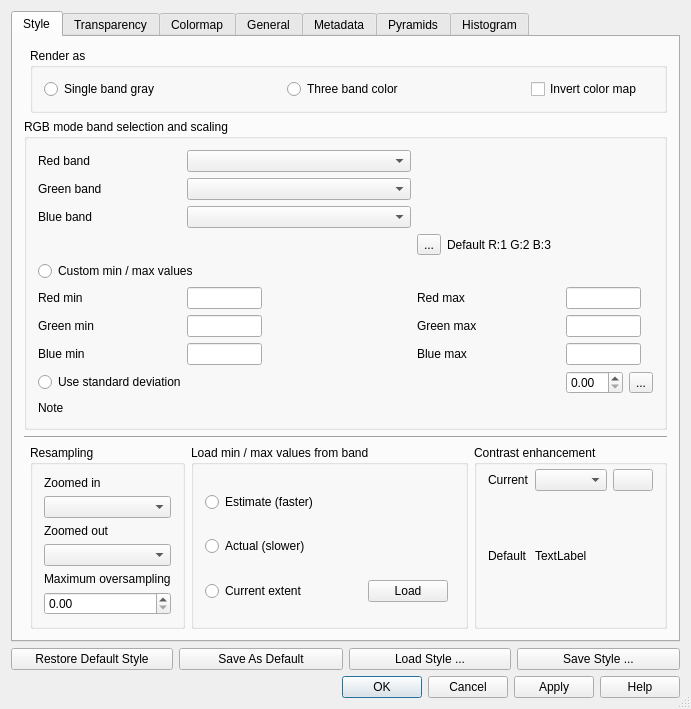
The window that src/ui/qgsrasterlayerpropertiesbase.ui (qgis/QGIS) describes before a commit, drawn with Qt 5.
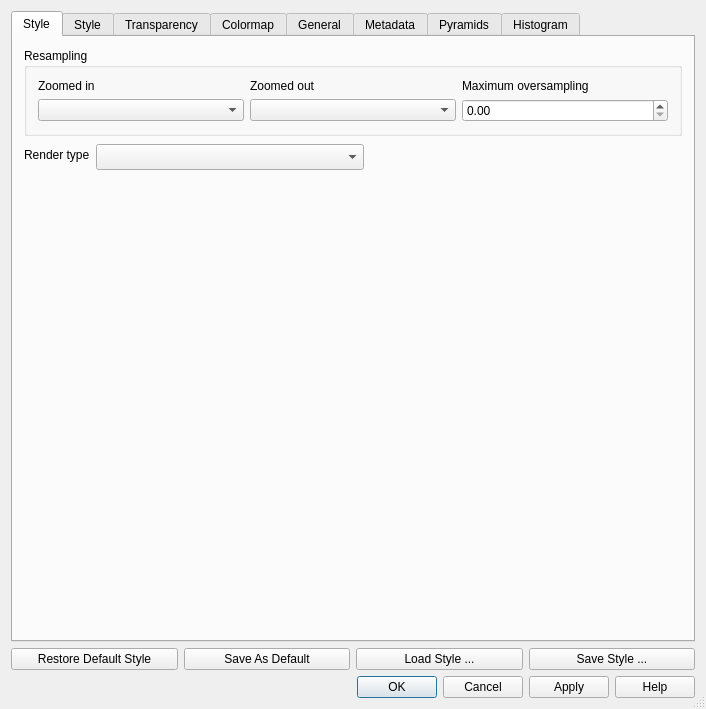
The same window after the commit. Icons and pictures are not drawn. Custom widgets are drawn as their Qt base class.

Diff of the .ui file:
```diff
--- a/src/ui/qgsrasterlayerpropertiesbase.ui
+++ b/src/ui/qgsrasterlayerpropertiesbase.ui
@@ -6,8 +6,8 @@
    <rect>
     <x>0</x>
     <y>0</y>
-    <width>691</width>
-    <height>617</height>
+    <width>706</width>
+    <height>663</height>
    </rect>
   </property>
   <property name="windowTitle">
@@ -36,6 +36,113 @@
        <height>22</height>
       </size>
      </property>
+     <widget class="QWidget" name="tab">
+      <attribute name="title">
+       <string comment="mRendererTab">Style</string>
+      </attribute>
+      <layout class="QGridLayout" name="gridLayout_10">
+       <item row="0" column="0">
+        <widget class="QGroupBox" name="mResamplingGroupBox_2">
+         <property name="title">
+          <string>Resampling</string>
+         </property>
+         <layout class="QGridLayout" name="gridLayout_9">
+          <item row="0" column="0">
+           <widget class="QLabel" name="mZoomedInResamplingLabel">
+            <property name="text">
+             <string>Zoomed in</string>
+            </property>
+           </widget>
+          </item>
+          <item row="0" column="1">
+           <widget class="QLabel" name="mZoomedOutResamplingLabel">
+            <property name="text">
+             <string>Zoomed out</string>
+            </property>
+           </widget>
+          </item>
+          <item row="0" column="2">
+           <widget class="QLabel" name="mMaximumOversamplingLabel">
+            <property name="text">
+             <string>Maximum oversampling</string>
+            </property>
+           </widget>
+          </item>
+          <item row="1" column="0">
+           <widget class="QComboBox" name="mZoomedInResamplingComboBox"/>
+          </item>
+          <item row="1" column="1">
+           <widget class="QComboBox" name="mZoomedOutResamplingComboBox"/>
+          </item>
+          <item row="1" column="2">
+           <widget class="QDoubleSpinBox" name="mMaximumOversamplingSpinBox"/>
+          </item>
+         </layout>
+        </widget>
+       </item>
+       <item row="1" column="0">
+        <layout class="QHBoxLayout" name="horizontalLayout_2">
+         <item>
+          <widget class="QLabel" name="mRenderTypeLabel">
+           <property name="sizePolicy">
+            <sizepolicy hsizetype="Minimum" vsizetype="Preferred">
+             <horstretch>0</horstretch>
+             <verstretch>0</verstretch>
+            </sizepolicy>
+           </property>
+           <property name="maximumSize">
+            <size>
+             <width>32767</width>
+             <height>22</height>
+            </size>
+           </property>
+           <property name="text">
+            <string>Render type</string>
+           </property>
+          </widget>
+         </item>
+         <item>
+          <widget class="QComboBox" name="mRenderTypeComboBox">
+           <property name="sizePolicy">
+            <sizepolicy hsizetype="Expanding" vsizetype="Fixed">
+             <horstretch>0</horstretch>
+             <verstretch>0</verstretch>
+            </sizepolicy>
+           </property>
+           <property name="minimumSize">
+            <size>
+             <width>0</width>
+             <height>26</height>
+            </size>
+           </property>
+           <property name="maximumSize">
+            <size>
+             <width>32767</width>
+             <height>22</height>
+            </size>
+           </property>
+          </widget>
+         </item>
+         <item>
+          <spacer name="horizontalSpacer_2">
+           <property name="orientation">
+            <enum>Qt::Horizontal</enum>
+           </property>
+           <property name="sizeHint" stdset="0">
+            <size>
+             <width>318</width>
+             <height>20</height>
+            </size>
+           </property>
+          </spacer>
+         </item>
+        </layout>
+       </item>
+       <item row="2" column="0">
+        <widget class="QStackedWidget" name="mRendererStackedWidget"/>
+       </item>
+      </layout>
+     </widget>
      <widget class="QWidget" name="tabPageSymbology">
       <attribute name="icon">
        <iconset resource="../../images/images.qrc">
@@ -757,30 +864,30 @@
          </property>
          <layout class="QGridLayout" name="gridLayout_7">
           <item row="1" column="0">
-           <widget class="QComboBox" name="mZoomedInResamplingComboBox"/>
+           <widget class="QComboBox" name="mZoomedInResamplingComboBox_3"/>
           </item>
           <item row="0" column="0">
-           <widget class="QLabel" name="mZoomedInResamplingLabel">
+           <widget class="QLabel" name="mZoomedInResamplingLabel_3">
             <property name="text">
              <string>Zoomed in</string>
             </property>
            </widget>
           </item>
           <item row="2" column="0">
-           <widget class="QLabel" name="mZoomedOutResamplingLabel">
+           <widget class="QLabel" name="mZoomedOutResamplingLabel_3">
             <property name="text">
              <string>Zoomed out</string>
             </property>
            </widget>
           </item>
           <item row="3" column="0">
-           <widget class="QComboBox" name="mZoomedOutResamplingComboBox"/>
+           <widget class="QComboBox" name="mZoomedOutResamplingComboBox_3"/>
           </item>
           <item row="5" column="0">
-           <widget class="QDoubleSpinBox" name="mMaximumOversamplingSpinBox"/>
+           <widget class="QDoubleSpinBox" name="mMaximumOversamplingSpinBox_3"/>
           </item>
           <item row="4" column="0">
-           <widget class="QLabel" name="mMaximumOversamplingLabel">
+           <widget class="QLabel" name="mMaximumOversamplingLabel_3">
             <property name="text">
              <string>Maximum oversampling</string>
             </property>
```
Left out of the diff: 58 changed lines with no effect on the pictures.
